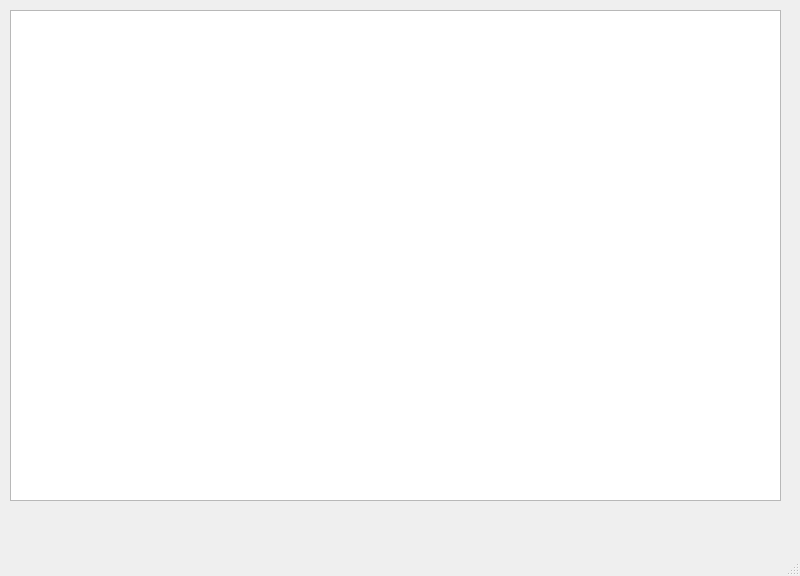
The window that main.ui (Glebosh/Yandex_coffee) describes before a commit, drawn with Qt 5.
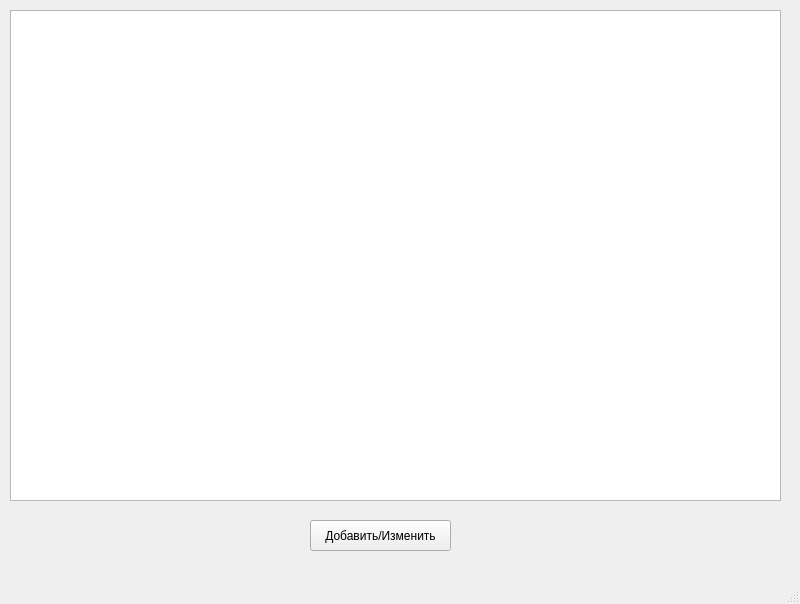
The same window after the commit.

Patch:
```diff
--- a/main.ui
+++ b/main.ui
@@ -7,7 +7,7 @@
     <x>0</x>
     <y>0</y>
     <width>800</width>
-    <height>576</height>
+    <height>604</height>
    </rect>
   </property>
   <property name="windowTitle">
@@ -22,6 +22,28 @@
       <width>771</width>
       <height>491</height>
      </rect>
+    </property>
+    <property name="editTriggers">
+     <set>QAbstractItemView::NoEditTriggers</set>
+    </property>
+    <property name="tabKeyNavigation">
+     <bool>true</bool>
+    </property>
+    <property name="showDropIndicator" stdset="0">
+     <bool>true</bool>
+    </property>
+   </widget>
+   <widget class="QPushButton" name="pushButton">
+    <property name="geometry">
+     <rect>
+      <x>310</x>
+      <y>520</y>
+      <width>141</width>
+      <height>31</height>
+     </rect>
+    </property>
+    <property name="text">
+     <string>Добавить/Изменить</string>
     </property>
    </widget>
   </widget>
```
